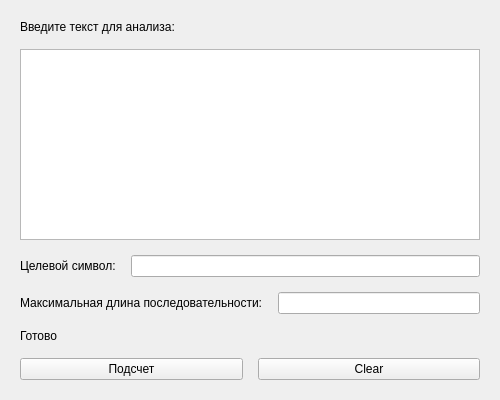
Above: 1 Курс/lab_13/Part_2/MainWindow.ui from Private-HW13102/VVIT before the change. Below: the same form after it.
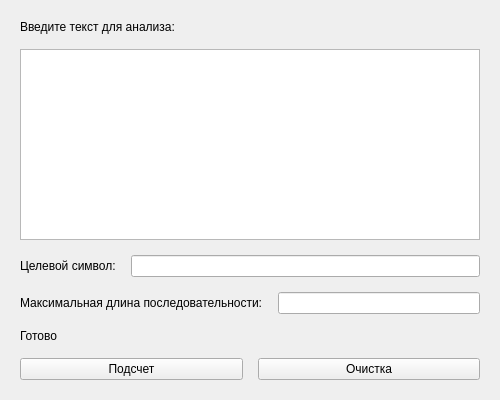
That is the form after the change.

```diff
--- a/1 Курс/lab_13/Part_2/MainWindow.ui
+++ b/1 Курс/lab_13/Part_2/MainWindow.ui
@@ -95,7 +95,7 @@
       <item>
        <widget class="QPushButton" name="clearButton">
         <property name="text">
-         <string>Clear</string>
+         <string>Очистка</string>
         </property>
        </widget>
       </item>
```
